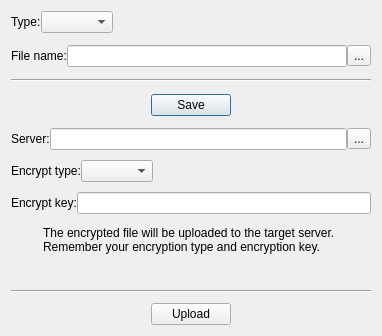
Above: woterm/qwodbbackupdialog.ui from aoyiduo/woterm before the change. Below: the same form after it.
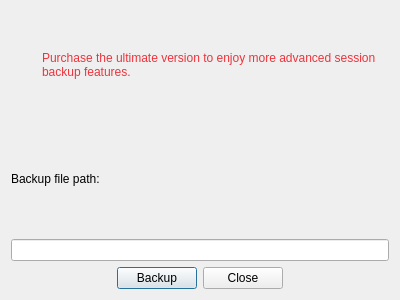
That is the form after the change. Icons and pictures are not drawn.

Commit message: v9.28.11 [MacOS]修复MacOS系统下，无法正常启动BUG，目前只测试MacOS13.5.1 intel版本。 [历史会话]优化删除会话时，同步删除相应的访问历史。 [SFTP]优化远程文件夹的图标显示。 [SFTP]优化不同系统下的远程文件默认编辑工具。 [RDP]修复Linux系统下的VNC文字复制和粘贴BUG。

Diff of the .ui file:
```diff
--- a/woterm/qwodbbackupdialog.ui
+++ b/woterm/qwodbbackupdialog.ui
@@ -6,278 +6,28 @@
    <rect>
     <x>0</x>
     <y>0</y>
-    <width>378</width>
-    <height>336</height>
+    <width>400</width>
+    <height>300</height>
    </rect>
   </property>
   <property name="windowTitle">
    <string>Dialog</string>
   </property>
   <layout class="QVBoxLayout" name="verticalLayout">
-   <property name="spacing">
-    <number>10</number>
-   </property>
    <item>
     <layout class="QHBoxLayout" name="horizontalLayout">
-     <property name="spacing">
-      <number>0</number>
-     </property>
-     <item>
-      <widget class="QLabel" name="label">
-       <property name="text">
-        <string>Type:</string>
-       </property>
-      </widget>
-     </item>
-     <item>
-      <widget class="QComboBox" name="backupType"/>
-     </item>
-     <item>
-      <spacer name="horizontalSpacer">
-       <property name="orientation">
-        <enum>Qt::Horizontal</enum>
-       </property>
-       <property name="sizeHint" stdset="0">
-        <size>
-         <width>40</width>
-         <height>20</height>
-        </size>
-       </property>
-      </spacer>
-     </item>
-    </layout>
-   </item>
-   <item>
-    <widget class="QWidget" name="localArea" native="true">
-     <layout class="QVBoxLayout" name="verticalLayout_2">
-      <property name="spacing">
-       <number>10</number>
-      </property>
-      <property name="leftMargin">
-       <number>0</number>
-      </property>
-      <property name="topMargin">
-       <number>0</number>
-      </property>
-      <property name="rightMargin">
-       <number>0</number>
-      </property>
-      <property name="bottomMargin">
-       <number>0</number>
-      </property>
-      <item>
-       <layout class="QHBoxLayout" name="horizontalLayout_2">
-        <property name="spacing">
-         <number>0</number>
-        </property>
         <item>
          <widget class="QLabel" name="label_2">
-          <property name="text">
-           <string>File name:</string>
-          </property>
-         </widget>
-        </item>
-        <item>
-         <widget class="QLineEdit" name="pathLocal"/>
-        </item>
-        <item>
-         <widget class="QToolButton" name="btnBrowser">
-          <property name="text">
-           <string>...</string>
-          </property>
-          <property name="icon">
-           <iconset resource="woterm.qrc">
-            <normaloff>../private/skins/black/dirs.png</normaloff>../private/skins/black/dirs.png</iconset>
-          </property>
-         </widget>
-        </item>
-       </layout>
-      </item>
-      <item>
-       <widget class="Line" name="line">
-        <property name="sizePolicy">
-         <sizepolicy hsizetype="Fixed" vsizetype="Fixed">
-          <horstretch>0</horstretch>
-          <verstretch>0</verstretch>
-         </sizepolicy>
-        </property>
         <property name="minimumSize">
          <size>
-          <width>360</width>
-          <height>0</height>
-         </size>
-        </property>
-        <property name="orientation">
-         <enum>Qt::Horizontal</enum>
-        </property>
-       </widget>
-      </item>
-      <item>
-       <layout class="QHBoxLayout" name="horizontalLayout_5">
-        <property name="spacing">
-         <number>0</number>
-        </property>
-        <item>
-         <spacer name="horizontalSpacer_2">
-          <property name="orientation">
-           <enum>Qt::Horizontal</enum>
-          </property>
-          <property name="sizeHint" stdset="0">
-           <size>
-            <width>40</width>
-            <height>20</height>
-           </size>
-          </property>
-         </spacer>
-        </item>
-        <item>
-         <widget class="QPushButton" name="btnSave">
-          <property name="text">
-           <string>Save</string>
-          </property>
-         </widget>
-        </item>
-        <item>
-         <spacer name="horizontalSpacer_3">
-          <property name="orientation">
-           <enum>Qt::Horizontal</enum>
-          </property>
-          <property name="sizeHint" stdset="0">
-           <size>
-            <width>40</width>
-            <height>20</height>
-           </size>
-          </property>
-         </spacer>
-        </item>
-       </layout>
-      </item>
-     </layout>
-    </widget>
-   </item>
-   <item>
-    <widget class="QWidget" name="sftpArea" native="true">
-     <layout class="QVBoxLayout" name="verticalLayout_3">
-      <property name="spacing">
-       <number>10</number>
-      </property>
-      <property name="leftMargin">
-       <number>0</number>
-      </property>
-      <property name="topMargin">
-       <number>0</number>
-      </property>
-      <property name="rightMargin">
-       <number>0</number>
-      </property>
-      <property name="bottomMargin">
-       <number>0</number>
-      </property>
-      <item>
-       <layout class="QHBoxLayout" name="horizontalLayout_3">
-        <property name="spacing">
-         <number>0</number>
-        </property>
-        <item>
-         <widget class="QLabel" name="label_3">
-          <property name="text">
-           <string>Server:</string>
-          </property>
-         </widget>
-        </item>
-        <item>
-         <widget class="QLineEdit" name="sftpServer"/>
-        </item>
-        <item>
-         <widget class="QToolButton" name="btnSftpDetail">
-          <property name="text">
-           <string>...</string>
-          </property>
-          <property name="icon">
-           <iconset resource="woterm.qrc">
-            <normaloff>../private/skins/black/sftp.png</normaloff>../private/skins/black/sftp.png</iconset>
-          </property>
-         </widget>
-        </item>
-       </layout>
-      </item>
-      <item>
-       <layout class="QHBoxLayout" name="horizontalLayout_4">
-        <property name="spacing">
-         <number>0</number>
-        </property>
-        <item>
-         <widget class="QLabel" name="label_4">
-          <property name="text">
-           <string>Encrypt type:</string>
-          </property>
-         </widget>
-        </item>
-        <item>
-         <widget class="QComboBox" name="cryptType"/>
-        </item>
-        <item>
-         <widget class="QLabel" name="label_5">
-          <property name="text">
-           <string/>
-          </property>
-         </widget>
-        </item>
-        <item>
-         <spacer name="horizontalSpacer_4">
-          <property name="orientation">
-           <enum>Qt::Horizontal</enum>
-          </property>
-          <property name="sizeHint" stdset="0">
-           <size>
-            <width>40</width>
-            <height>20</height>
-           </size>
-          </property>
-         </spacer>
-        </item>
-       </layout>
-      </item>
-      <item>
-       <layout class="QHBoxLayout" name="horizontalLayout_6">
-        <property name="spacing">
-         <number>0</number>
-        </property>
-        <item>
-         <widget class="QLabel" name="label_6">
-          <property name="text">
-           <string>Encrypt key:</string>
-          </property>
-         </widget>
-        </item>
-        <item>
-         <widget class="QLineEdit" name="cryptKey"/>
-        </item>
-       </layout>
-      </item>
-      <item>
-       <layout class="QHBoxLayout" name="horizontalLayout_8">
-        <property name="spacing">
-         <number>0</number>
-        </property>
-        <item>
-         <widget class="QLabel" name="label_8">
-          <property name="sizePolicy">
-           <sizepolicy hsizetype="Fixed" vsizetype="Fixed">
-            <horstretch>0</horstretch>
-            <verstretch>0</verstretch>
-           </sizepolicy>
-          </property>
-          <property name="minimumSize">
-           <size>
-            <width>32</width>
-            <height>32</height>
+         <width>25</width>
+         <height>25</height>
            </size>
           </property>
           <property name="maximumSize">
            <size>
-            <width>32</width>
-            <height>32</height>
+         <width>25</width>
+         <height>25</height>
            </size>
           </property>
           <property name="text">
@@ -292,9 +42,12 @@
          </widget>
         </item>
         <item>
-         <widget class="QLabel" name="label_7">
+      <widget class="QLabel" name="label_3">
+       <property name="styleSheet">
+        <string notr="true">color: rgb(237, 51, 59);</string>
+       </property>
           <property name="text">
-           <string>The encrypted file will be uploaded to the target server. Remember your encryption type and encryption key.</string>
+        <string>Purchase the ultimate version to enjoy more advanced session backup features.</string>
           </property>
           <property name="wordWrap">
            <bool>true</bool>
@@ -304,32 +57,23 @@
        </layout>
       </item>
       <item>
-       <widget class="QLabel" name="info">
+    <widget class="QLabel" name="label">
         <property name="text">
-         <string/>
+      <string>Backup file path:</string>
         </property>
        </widget>
       </item>
       <item>
-       <widget class="Line" name="line_2">
-        <property name="minimumSize">
-         <size>
-          <width>360</width>
-          <height>0</height>
-         </size>
-        </property>
-        <property name="orientation">
-         <enum>Qt::Horizontal</enum>
-        </property>
-       </widget>
-      </item>
+    <layout class="QHBoxLayout" name="horizontalLayout_2">
+     <item>
+      <widget class="QLineEdit" name="filePath"/>
+     </item>
+    </layout>
+   </item>
       <item>
-       <layout class="QHBoxLayout" name="horizontalLayout_7">
-        <property name="spacing">
-         <number>0</number>
-        </property>
+    <layout class="QHBoxLayout" name="horizontalLayout_3">
         <item>
-         <spacer name="horizontalSpacer_5">
+      <spacer name="horizontalSpacer">
           <property name="orientation">
            <enum>Qt::Horizontal</enum>
           </property>
@@ -342,14 +86,25 @@
          </spacer>
         </item>
         <item>
-         <widget class="QPushButton" name="btnUpload">
+      <widget class="QPushButton" name="btnBackup">
           <property name="text">
-           <string>Upload</string>
-          </property>
+        <string>Backup</string>
+       </property>
+       <property name="icon">
+        <iconset>
+         <normaloff>../private/skins/black/enter2.png</normaloff>../private/skins/black/enter2.png</iconset>
+       </property>
          </widget>
         </item>
         <item>
-         <spacer name="horizontalSpacer_6">
+      <widget class="QPushButton" name="btnClose">
+       <property name="text">
+        <string>Close</string>
+       </property>
+      </widget>
+     </item>
+     <item>
+      <spacer name="horizontalSpacer_2">
           <property name="orientation">
            <enum>Qt::Horizontal</enum>
           </property>
@@ -365,11 +120,6 @@
       </item>
      </layout>
     </widget>
-   </item>
-  </layout>
- </widget>
- <resources>
-  <include location="woterm.qrc"/>
- </resources>
+ <resources/>
  <connections/>
 </ui>
```
Left out of the diff: 2 changed lines with no effect on the pictures. Lines whose indentation alone changed are shown as unchanged. The commit also changes 25 other files.
